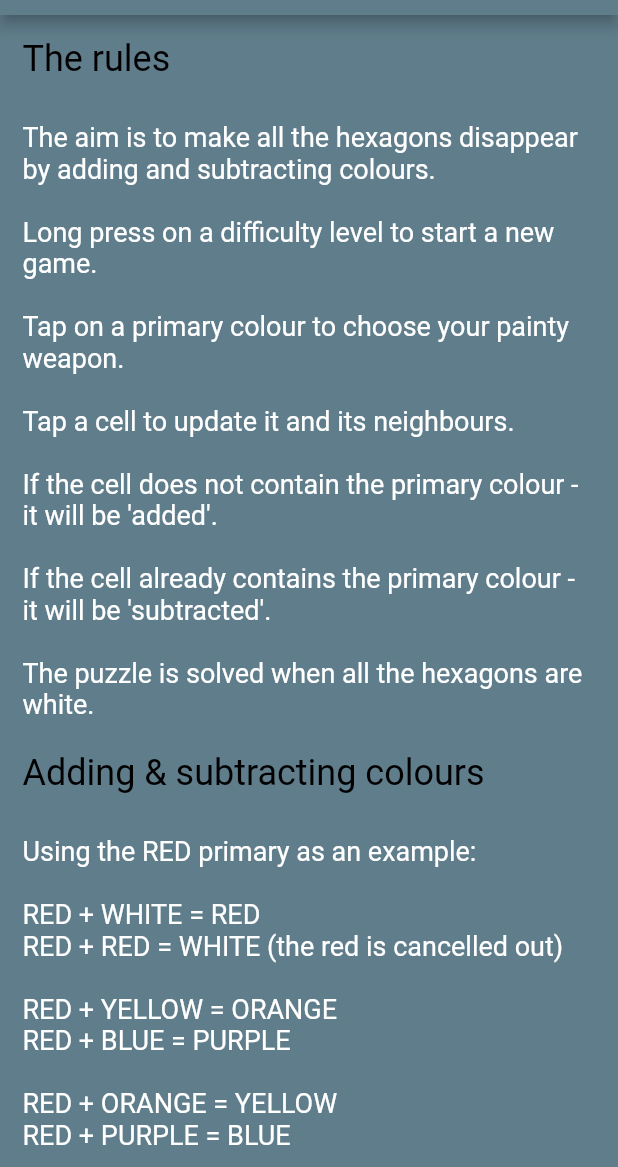
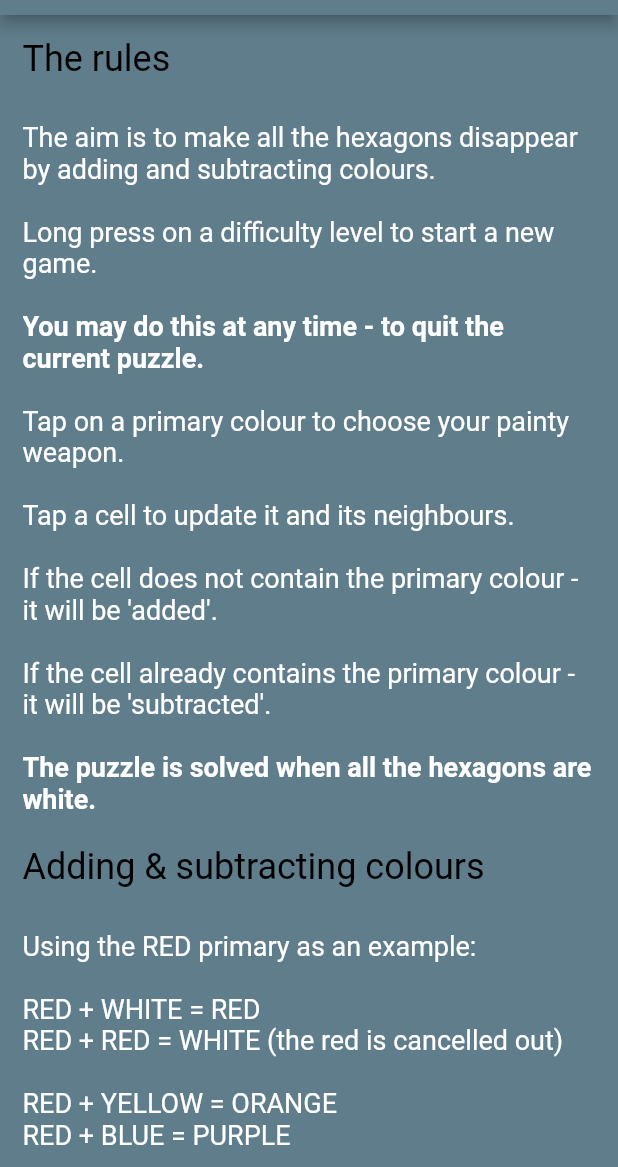
Before and after one commit to vmelia/flutter-hexagone, a Flutter app: the screen it shows after launch, after a tap on an icon or button, on a phone screen of 412 x 824 dp, the part 69-1236 px from its top. Run offline on Flutter 3.47's test engine with Material 2 defaults, Android fonts, the phone set to English and light mode, and no system bars; our stand-ins replace get_it; missing offline and left inert: hexagon.

Commit message:
Added new/replay game dialog.

```diff
--- a/lib/contracts/i_grid_helper.dart
+++ b/lib/contracts/i_grid_helper.dart
@@ -3,6 +3,8 @@ import 'package:hexagone/types/coordinate.dart';
 
 abstract class IGridHelper {
   Map<Coordinate, Colour> createGrid();
+  Map<Coordinate, Colour> copyGrid(Map<Coordinate, Colour> grid);
   Map<Coordinate, Colour> getNeighbours(
       Map<Coordinate, Colour> grid, Coordinate coordinate);
+  bool isAllwhite(Map<Coordinate, Colour> grid);
 }
--- a/lib/pages/game_page.dart
+++ b/lib/pages/game_page.dart
@@ -44,9 +44,6 @@ class GamePage extends StatelessWidget {
                         onPressed: () {
                           Navigator.pushNamed(context, HelpPage.route);
                         },
-                        // child: Icon(
-                        //   Icons.help,
-                        // ),
                         backgroundColor: Colors.grey)),
                 Positioned(
                     top: 5,
@@ -59,7 +56,7 @@ class GamePage extends StatelessWidget {
                           textScaleFactor: 2.0,
                         ),
                         Text(
-                          "${viewModel.actualMoveCount}",
+                          "${viewModel.moves}",
                           style: TextStyle(color: Colors.white),
                           textScaleFactor: 2.0,
                         ),
@@ -76,7 +73,7 @@ class GamePage extends StatelessWidget {
                           textScaleFactor: 2.0,
                         ),
                         Text(
-                          "${viewModel.idealMoveCount}",
+                          "${viewModel.iterations}",
                           style: TextStyle(color: Colors.grey),
                           textScaleFactor: 2.0,
                         ),
--- a/lib/services/grid_helper.dart
+++ b/lib/services/grid_helper.dart
@@ -23,6 +23,15 @@ class GridHelper implements IGridHelper {
     return grid;
   }
 
+  Map<Coordinate, Colour> copyGrid(Map<Coordinate, Colour> grid) {
+    var newGrid = Map<Coordinate, Colour>();
+    for (final key in grid.keys) {
+      newGrid[key] = grid[key];
+    }
+
+    return newGrid;
+  }
+
   Map<Coordinate, Colour> getNeighbours(
       Map<Coordinate, Colour> grid, Coordinate coordinate) {
     var newGrid = Map<Coordinate, Colour>();
@@ -34,4 +43,7 @@ class GridHelper implements IGridHelper {
 
     return newGrid;
   }
+
+  bool isAllwhite(Map<Coordinate, Colour> grid) =>
+      !grid.values.any((x) => x != Colour.White);
 }
--- a/lib/services/help_text_provider.dart
+++ b/lib/services/help_text_provider.dart
@@ -10,6 +10,9 @@ class HelpTextProvider implements IHelpTextProvider {
       _createSpacedTextSpan(
           "Long press on a difficulty level to start a new game."),
       _createSpacedTextSpan(
+          "You may do this at any time - to quit the current puzzle.",
+          bold: true),
+      _createSpacedTextSpan(
           "Tap on a primary colour to choose your painty weapon."),
       _createSpacedTextSpan("Tap a cell to update it and its neighbours."),
       _createSpacedTextSpan(
@@ -17,7 +20,8 @@ class HelpTextProvider implements IHelpTextProvider {
       _createSpacedTextSpan(
           "If the cell already contains the primary colour - it will be 'subtracted'."),
       _createSpacedTextSpan(
-          "The puzzle is solved when all the hexagons are white."),
+          "The puzzle is solved when all the hexagons are white.",
+          bold: true),
       _createHeaderTextSpan("Adding & subtracting colours"),
       _createSpacedTextSpan("Using the RED primary as an example:"),
       _createTextSpan("RED + WHITE = RED"),
@@ -43,6 +47,8 @@ class HelpTextProvider implements IHelpTextProvider {
         style: TextStyle(color: Colors.black, fontSize: 24),
       );
 
-  TextSpan _createSpacedTextSpan(String text) => TextSpan(text: "$text\n\n");
+  TextSpan _createSpacedTextSpan(String text, {bool bold = false}) => TextSpan(
+      text: "$text\n\n",
+      style: TextStyle(fontWeight: bold ? FontWeight.bold : FontWeight.normal));
   TextSpan _createTextSpan(String text) => TextSpan(text: "$text\n");
 }
--- /dev/null
+++ b/lib/types/game_type.dart
@@ -0,0 +1,3 @@
+enum GameType{
+  Replay, NewGame
+}
--- a/lib/view_models/game_view_model.dart
+++ b/lib/view_models/game_view_model.dart
@@ -14,10 +14,11 @@ class GameViewModel with ChangeNotifier {
   IRandomizer _randomizer;
 
   Map<Coordinate, Colour> _grid;
+  Map<Coordinate, Colour> _previousGrid;
   Colour _selectedColour;
 
-  int _idealMoveCount = 0;
-  int _actualMoveCount = 0;
+  int iterations = 6;
+  int _moves = 0;
 
   GameViewModel() {
     _colourHelper = locator<IColourHelper>();
@@ -25,11 +26,10 @@ class GameViewModel with ChangeNotifier {
     _gridHelper = locator<IGridHelper>();
     _randomizer = locator<IRandomizer>();
 
-    initializeGame(6); // Medium.
+    startNewGame();
   }
 
-  int get idealMoveCount => _idealMoveCount;
-  int get actualMoveCount => _actualMoveCount;
+  int get moves => _moves;
 
   Colour get selectedColour => _selectedColour;
 
@@ -53,7 +53,7 @@ class GameViewModel with ChangeNotifier {
       processCell(c);
     }
 
-    _actualMoveCount++;
+    _moves++;
     notifyListeners();
   }
 
@@ -64,8 +64,12 @@ class GameViewModel with ChangeNotifier {
     _grid[coordinate] = newColour;
   }
 
-  void initializeGame(int iterations) {
+  // Game initialization.
+  bool isGameOver() => _gridHelper.isAllwhite(_grid);
+
+  void startNewGame() {
     _grid = _gridHelper.createGrid();
+
     var randomCoordinates = _randomizer.getRandomCoordinates(_grid, iterations);
     for (var randomCoordinate in randomCoordinates) {
       selectedColour = _randomizer.getRandomPrimaryColour();
@@ -73,8 +77,15 @@ class GameViewModel with ChangeNotifier {
       print('${randomCoordinate.x}, ${randomCoordinate.y}, $selectedColour');
     }
 
-    _idealMoveCount = iterations;
-    _actualMoveCount = 0;
+    _moves = 0;
+    selectedColour = null;
+    _previousGrid = _gridHelper.copyGrid(_grid);
+  }
+
+  void replayLastGame() {
+    _grid = _gridHelper.copyGrid(_previousGrid);
+
+    _moves = 0;
     selectedColour = null;
   }
 }
```
Also changed, not shown: lib/widgets/hex_grid_widget.dart (+63 -2 lines), lib/widgets/menu_widget.dart (+6 -3 lines).
